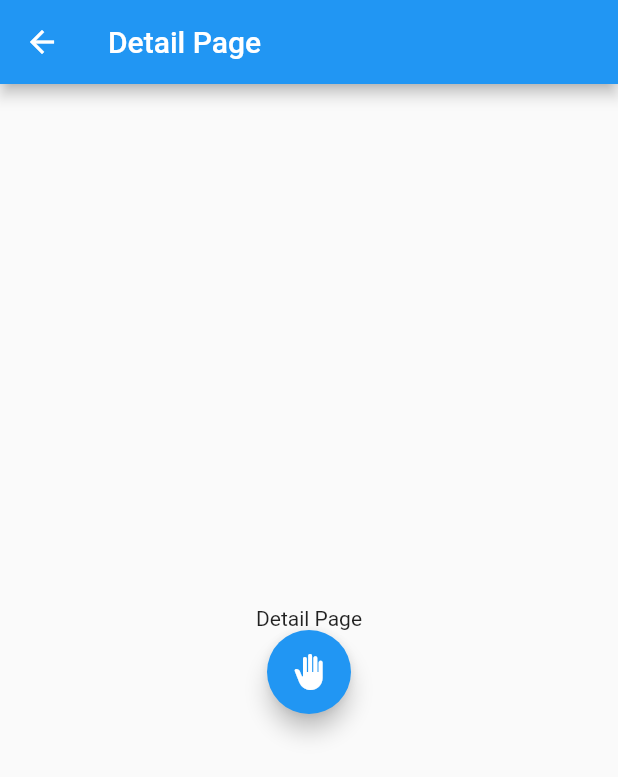
After one commit to digitalstrix/test, a Flutter app: the screen it shows after launch, after a tap on "Click Here", on a phone screen of 412 x 824 dp. The commit adds this screen. Shown: the top 777 px of the screen. Run offline on Flutter 3.47's test engine with Material 2 defaults, Android fonts, the phone set to English and light mode, and no system bars.

Commit message:
Navigation For Screen Changes

```diff
--- /dev/null
+++ b/lib/app_screen/detail_page.dart
@@ -0,0 +1,25 @@
+import 'package:flutter/material.dart';
+
+class MyPageDetails extends StatelessWidget {
+  const MyPageDetails({super.key});
+
+  @override
+  Widget build(BuildContext context) {
+    return Scaffold(
+      appBar: AppBar(title: Text('Detail Page')),
+      body: Center(
+        child: Column(
+          mainAxisAlignment: MainAxisAlignment.center,
+          children: <Widget>[
+            Text('Detail Page'),
+            FloatingActionButton(
+                child: Icon(Icons.back_hand),
+                onPressed: () {
+                  Navigator.pop(context);
+                })
+          ],
+        ),
+      ),
+    );
+  }
+}
--- /dev/null
+++ b/lib/app_screen/navigation.dart
@@ -0,0 +1,25 @@
+import 'package:app/app_screen/detail_page.dart';
+import 'package:flutter/material.dart';
+
+class MyNavigation extends StatefulWidget {
+  const MyNavigation({super.key});
+
+  @override
+  State<MyNavigation> createState() => _MyNavigationState();
+}
+
+class _MyNavigationState extends State<MyNavigation> {
+  @override
+  Widget build(BuildContext context) {
+    return Scaffold(
+        appBar: AppBar(title: Text('Strix Digital')),
+        body: Center(
+            child: ElevatedButton(
+          child: Text('Click Here'),
+          onPressed: () {
+            Navigator.push(context,
+                MaterialPageRoute(builder: (context) => MyPageDetails()));
+          },
+        )));
+  }
+}
```
Also changed, not shown: lib/app_screen/bottom_bar.dart (added, +33 -0 lines), lib/main.dart (+4 -32 lines).
